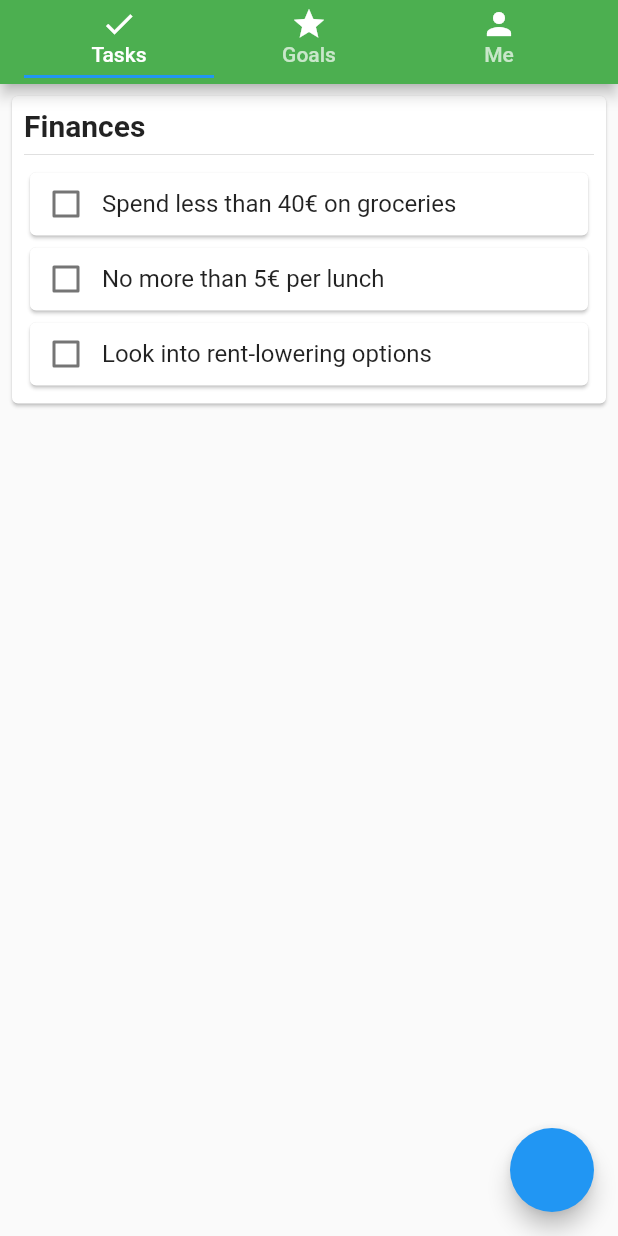
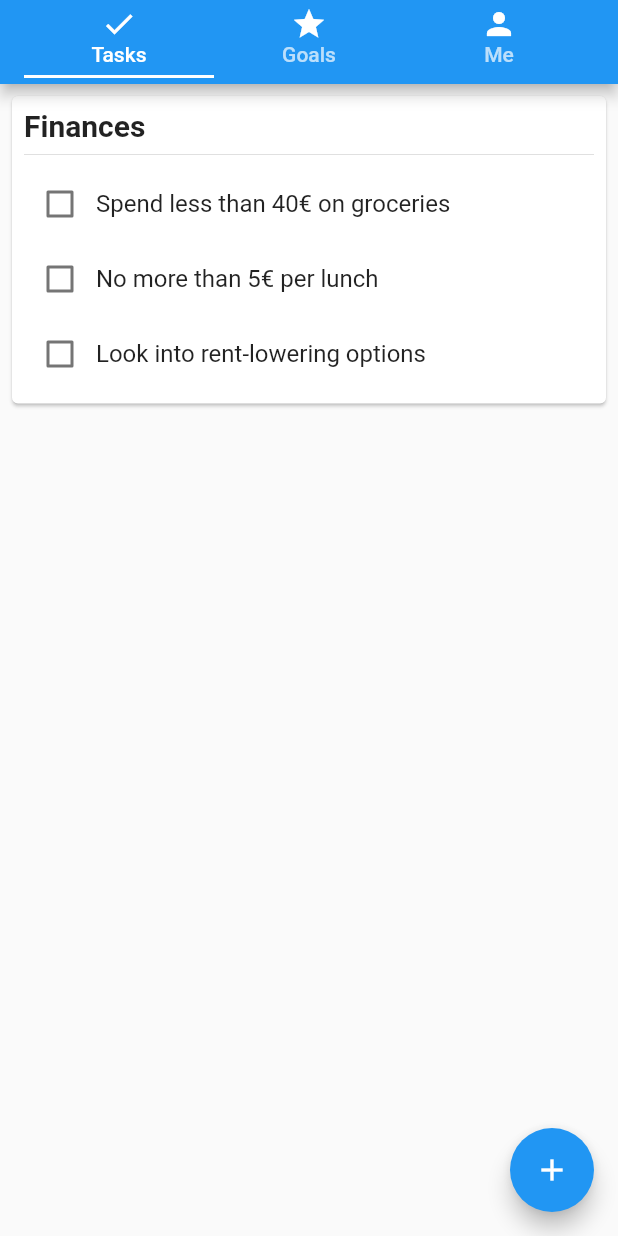
Before and after one commit to alexandrejanin/flutter_app, a Flutter app: the screen it shows after launch, on a phone screen of 412 x 824 dp. Run offline on Flutter 3.47's test engine with Material 2 defaults, Android fonts, the phone set to English and light mode, and no system bars.

Commit message:
Task editing

```diff
--- a/lib/main.dart
+++ b/lib/main.dart
@@ -34,13 +34,11 @@ class MyApp extends StatelessWidget {
             ],
           ),
           floatingActionButton: FloatingActionButton(
+            tooltip: "Add",
+            child: Icon(Icons.add),
             onPressed: () {},
           ),
         ),
-      ),
-      theme: ThemeData(
-        primaryColor: Colors.green,
-        indicatorColor: Colors.white,
       ),
     );
   }
--- a/lib/panels.dart
+++ b/lib/panels.dart
@@ -2,34 +2,36 @@ import 'package:flutter/material.dart';
 
 import 'goal.dart';
 import 'task.dart';
+import 'task_list.dart';
 
 // Panel
 
+/// Represents a panel of the app's main screen.
 abstract class Panel extends StatefulWidget {
-  Panel({Key key}) : super(key: key);
+  Panel({key}) : super(key: key);
 
   @override
-  PanelState createState();
+  createState();
 }
 
 abstract class PanelState extends State<Panel>
     with AutomaticKeepAliveClientMixin {
   @override
-  bool get wantKeepAlive => true;
+  get wantKeepAlive => true;
 }
 
 // TasksPanel
 
 class TasksPanel extends Panel {
-  TasksPanel({Key key}) : super(key: key);
+  TasksPanel({key}) : super(key: key);
 
   @override
-  _TasksPanelState createState() => _TasksPanelState();
+  createState() => _TasksPanelState();
 }
 
 class _TasksPanelState extends PanelState {
   @override
-  Widget build(BuildContext context) {
+  build(context) {
     super.build(context);
     return ListView(
       physics: AlwaysScrollableScrollPhysics(
@@ -37,9 +39,9 @@ class _TasksPanelState extends PanelState {
       ),
       children: <Widget>[
         TaskList("Finances", <Task>[
-          Task("Spend less than 40€ on groceries"),
-          Task("No more than 5€ per lunch"),
-          Task("Look into rent-lowering options"),
+          Task("Spend less than 40€ on groceries", ""),
+          Task("No more than 5€ per lunch", ""),
+          Task("Look into rent-lowering options", ""),
         ])
       ],
     );
@@ -49,15 +51,15 @@ class _TasksPanelState extends PanelState {
 // GoalsPanel
 
 class GoalsPanel extends Panel {
-  GoalsPanel({Key key}) : super(key: key);
+  GoalsPanel({key}) : super(key: key);
 
   @override
-  _GoalsPanelState createState() => _GoalsPanelState();
+  createState() => _GoalsPanelState();
 }
 
 class _GoalsPanelState extends PanelState {
   @override
-  Widget build(BuildContext context) {
+  build(context) {
     super.build(context);
     return ListView(
       physics: AlwaysScrollableScrollPhysics(
@@ -75,17 +77,17 @@ class _GoalsPanelState extends PanelState {
 // ProfilePanel
 
 class ProfilePanel extends Panel {
-  ProfilePanel({Key key}) : super(key: key);
+  ProfilePanel({key}) : super(key: key);
 
   @override
-  ProfilePanelState createState() => ProfilePanelState();
+  createState() => ProfilePanelState();
 }
 
 class ProfilePanelState extends PanelState {
   final _username = "KBanana";
 
   @override
-  Widget build(BuildContext context) {
+  build(context) {
     super.build(context);
     return Card(
       margin: const EdgeInsets.all(8),
--- a/lib/task.dart
+++ b/lib/task.dart
@@ -1,33 +1,179 @@
+import 'dart:async';
+
 import 'package:flutter/material.dart';
 
 class Task extends StatefulWidget {
-  final _name;
+  final String _name;
+  final String _notes;
 
-  Task(this._name);
+  Task(this._name, this._notes);
 
   @override
-  _TaskState createState() => _TaskState();
+  createState() => _TaskState();
 }
 
 class _TaskState extends State<Task> {
-  var done = false;
+  bool _done = false;
+  String _name;
+  String _notes;
+
+  get done => _done;
+
+  get name => _name;
+
+  get notes => _notes;
+
+  set done(bool done) => setState(() => _done = done);
+
+  set name(String name) => setState(() => _name = name);
+
+  set notes(String notes) => setState(() => _notes = notes);
+
+  Widget _taskText() {
+    final nameText = Text(
+      _name,
+      style: TextStyle(
+        fontSize: 16,
+        decoration: _done ? TextDecoration.lineThrough : TextDecoration.none,
+      ),
+    );
+    return _notes.isEmpty
+        ? nameText
+        : Column(
+            mainAxisAlignment: MainAxisAlignment.center,
+            crossAxisAlignment: CrossAxisAlignment.start,
+            children: <Widget>[
+              nameText,
+              Text(
+                _notes,
+                style: TextStyle(
+                  fontSize: 14,
+                  color: Colors.black54,
+                ),
+              ),
+            ],
+          );
+  }
+
+  @override
+  void initState() {
+    super.initState();
+    _name = widget._name;
+    _notes = widget._notes;
+  }
 
   @override
   Widget build(BuildContext context) {
     return Container(
       height: 50,
-      child: Card(
-        child: InkWell(
-          onTap: () => setState(() => done = !done),
-          child: Row(
+      child: InkWell(
+        onLongPress: () => Navigator.push(context,
+            MaterialPageRoute(builder: (context) => TaskEditScreen(this))),
+        onTap: () => done = !_done,
+        child: Row(
+          children: <Widget>[
+            Checkbox(
+              value: _done,
+              onChanged: (checked) => done = checked,
+            ),
+            _taskText(),
+          ],
+        ),
+      ),
+    );
+  }
+}
+
+class TaskEditScreen extends StatefulWidget {
+  final _TaskState _taskState;
+
+  const TaskEditScreen(this._taskState, {key}) : super(key: key);
+
+  @override
+  createState() => _TaskEditScreenState();
+}
+
+class _TaskEditScreenState extends State<TaskEditScreen> {
+  final _taskNameController = TextEditingController();
+  final _taskNotesController = TextEditingController();
+
+  bool _unsavedChanges() =>
+      _taskNameController.text != widget._taskState.name ||
+      _taskNotesController.text != widget._taskState.notes;
+
+  void _saveChanges() {
+    widget._taskState.name = _taskNameController.text;
+    widget._taskState.notes = _taskNotesController.text;
+  }
+
+  void _submit(BuildContext context) {
+    _saveChanges();
+    Navigator.pop(context);
+  }
+
+  Future<bool> _onBackPressed() {
+    if (!_unsavedChanges()) {
+      var completer = Completer<bool>();
+      completer.complete(true);
+      return completer.future;
+    }
+    return showDialog(
+      context: context,
+      builder: (context) => AlertDialog(
+            title: Text("Discard changes?"),
+            actions: <Widget>[
+              FlatButton(
+                child: Text("No"),
+                onPressed: () => Navigator.pop(context, false),
+              ),
+              FlatButton(
+                child: Text("Yes"),
+                onPressed: () => Navigator.pop(context, true),
+              ),
+            ],
+          ),
+    );
+  }
+
+  @override
+  void initState() {
+    super.initState();
+    _taskNameController.text = widget._taskState._name;
+    _taskNotesController.text = widget._taskState._notes;
+  }
+
+  @override
+  Widget build(BuildContext context) {
+    return WillPopScope(
+      onWillPop: _onBackPressed,
+      child: Scaffold(
+        appBar: AppBar(
+          title: Text("Edit Task"),
+          actions: <Widget>[
+            IconButton(
+              icon: Icon(Icons.check),
+              onPressed: () => _submit(context),
+            ),
+          ],
+        ),
+        body: Padding(
+          padding: const EdgeInsets.all(12),
+          child: Column(
+            mainAxisAlignment: MainAxisAlignment.start,
             children: <Widget>[
-              Checkbox(
-                value: done,
-                onChanged: (value) => setState(() => done = value),
+              TextField(
+                controller: _taskNameController,
+                onEditingComplete: _saveChanges,
+                decoration: InputDecoration(
+                  labelText: "Task Name",
+                ),
               ),
-              Text(
-                widget._name,
-                style: TextStyle(fontSize: 16),
+              TextField(
+                controller: _taskNotesController,
+                onEditingComplete: _saveChanges,
+                decoration: InputDecoration(
+                  labelText: "Task Notes",
+                ),
               ),
             ],
           ),
@@ -35,37 +181,11 @@ class _TaskState extends State<Task> {
       ),
     );
   }
-}
-
-class TaskList extends StatelessWidget {
-  final _title;
-  final _tasks;
-
-  TaskList(this._title, this._tasks);
 
   @override
-  Widget build(BuildContext context) {
-    return Card(
-      margin: const EdgeInsets.all(8),
-      child: Padding(
-        padding: const EdgeInsets.all(8),
-        child: Column(
-          crossAxisAlignment: CrossAxisAlignment.start,
-          children: <Widget>[
-            Text(
-              _title,
-              style: const TextStyle(
-                fontSize: 20,
-                fontWeight: FontWeight.bold,
-              ),
-            ),
-            Divider(),
-            Column(
-              children: _tasks,
-            ),
-          ],
-        ),
-      ),
-    );
+  void dispose() {
+    _taskNameController.dispose();
+    _taskNotesController.dispose();
+    super.dispose();
   }
 }
--- /dev/null
+++ b/lib/task_list.dart
@@ -0,0 +1,34 @@
+import 'package:flutter/material.dart';
+
+class TaskList extends StatelessWidget {
+  final _title;
+  final _tasks;
+
+  TaskList(this._title, this._tasks);
+
+  @override
+  build(context) {
+    return Card(
+      margin: const EdgeInsets.all(8),
+      child: Padding(
+        padding: const EdgeInsets.all(8),
+        child: Column(
+          crossAxisAlignment: CrossAxisAlignment.start,
+          children: <Widget>[
+            Text(
+              _title,
+              style: const TextStyle(
+                fontSize: 20,
+                fontWeight: FontWeight.bold,
+              ),
+            ),
+            Divider(),
+            Column(
+              children: _tasks,
+            ),
+          ],
+        ),
+      ),
+    );
+  }
+}
```
